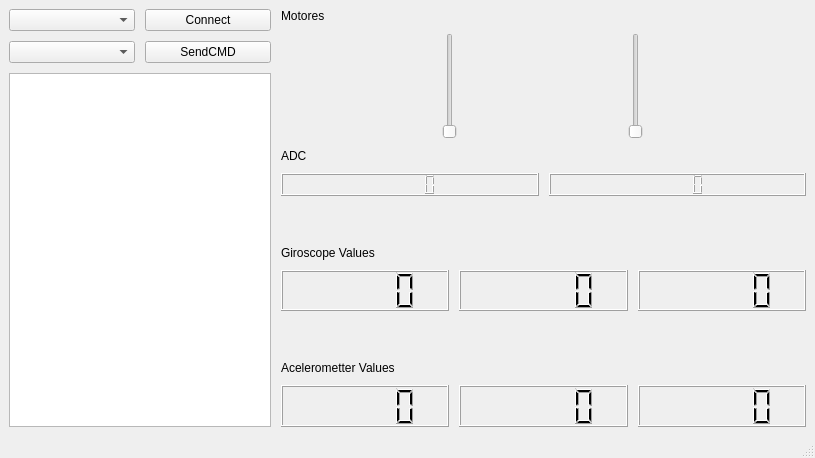
The window that Qt/ComUSB/Micros2025/microscom.ui (Sant1ago1412/Micros2025) describes before a commit, drawn with Qt 5.
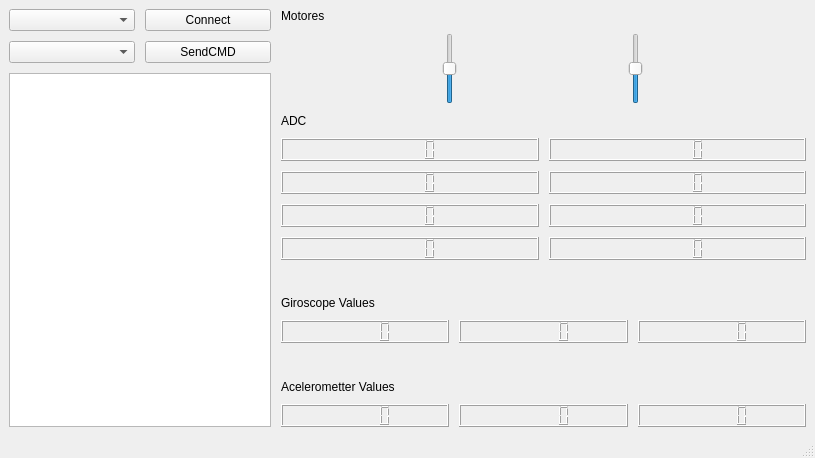
The same window after the commit.

```diff
--- a/Qt/ComUSB/Micros2025/microscom.ui
+++ b/Qt/ComUSB/Micros2025/microscom.ui
@@ -80,14 +80,26 @@
         <item>
          <layout class="QHBoxLayout" name="horizontalLayout_7">
           <item>
-           <widget class="QSlider" name="verticalSlider_2">
+           <widget class="QSlider" name="M2">
+            <property name="minimum">
+             <number>-50000</number>
+            </property>
+            <property name="maximum">
+             <number>50000</number>
+            </property>
             <property name="orientation">
              <enum>Qt::Orientation::Vertical</enum>
             </property>
            </widget>
           </item>
           <item>
-           <widget class="QSlider" name="verticalSlider">
+           <widget class="QSlider" name="M1">
+            <property name="minimum">
+             <number>-50000</number>
+            </property>
+            <property name="maximum">
+             <number>50000</number>
+            </property>
             <property name="orientation">
              <enum>Qt::Orientation::Vertical</enum>
             </property>
@@ -105,10 +117,36 @@
         <item>
          <layout class="QHBoxLayout" name="horizontalLayout_6">
           <item>
-           <widget class="QLCDNumber" name="lcdNumber"/>
+           <layout class="QVBoxLayout" name="verticalLayout_6">
+            <item>
+             <widget class="QLCDNumber" name="ADC5"/>
+            </item>
+            <item>
+             <widget class="QLCDNumber" name="ADC6"/>
+            </item>
+            <item>
+             <widget class="QLCDNumber" name="ADC7"/>
+            </item>
+            <item>
+             <widget class="QLCDNumber" name="ADC8"/>
+            </item>
+           </layout>
           </item>
           <item>
-           <widget class="QLCDNumber" name="lcdNumber_2"/>
+           <layout class="QVBoxLayout" name="verticalLayout_5">
+            <item>
+             <widget class="QLCDNumber" name="ADC1"/>
+            </item>
+            <item>
+             <widget class="QLCDNumber" name="ADC2"/>
+            </item>
+            <item>
+             <widget class="QLCDNumber" name="ADC3"/>
+            </item>
+            <item>
+             <widget class="QLCDNumber" name="ADC4"/>
+            </item>
+           </layout>
           </item>
          </layout>
         </item>
```
